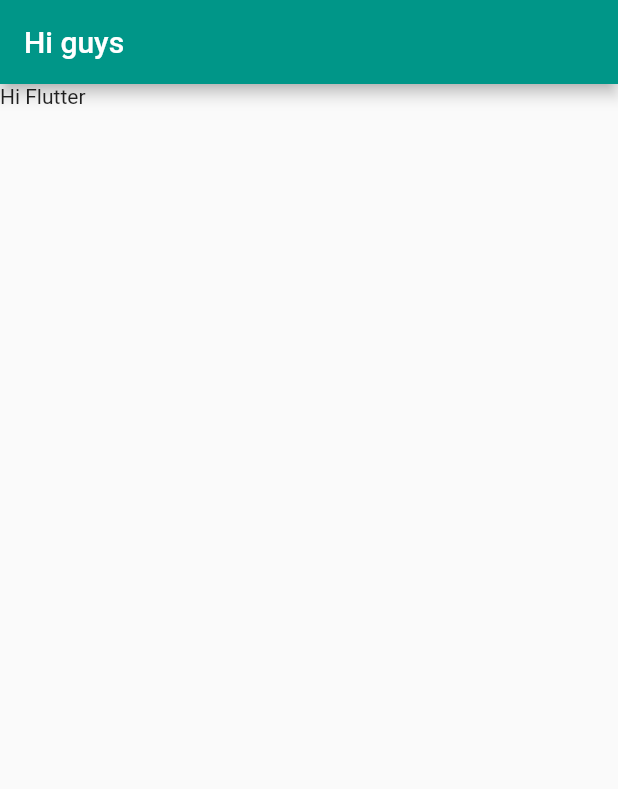
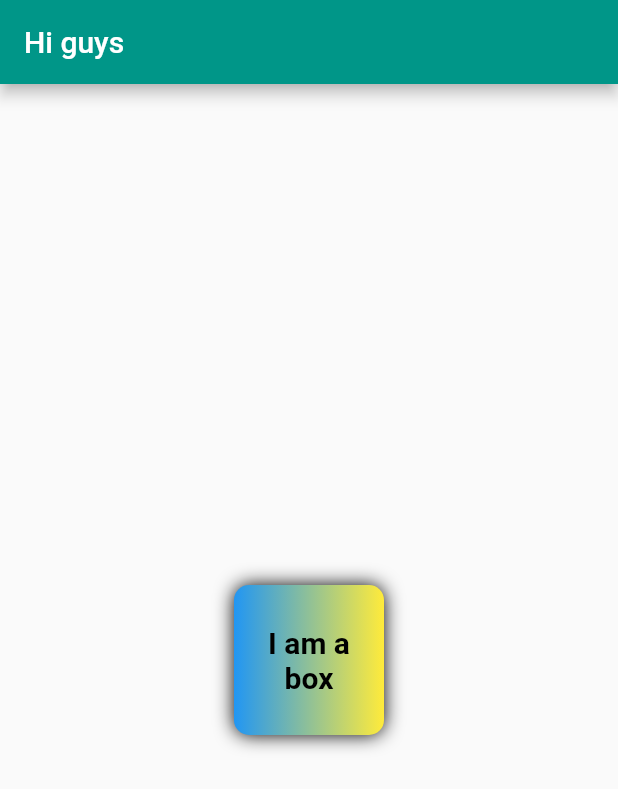
Before and after one commit to Chaeguevara/firstFlutter, a Flutter app: the screen it shows after launch, on a phone screen of 412 x 824 dp. Shown: the top 789 px of the screen. Run offline on Flutter 3.47's test engine with Material 2 defaults, Android fonts, the phone set to English and light mode, and no system bars.

Commit message:
Container & Text

```diff
--- a/lib/main.dart
+++ b/lib/main.dart
@@ -15,8 +15,35 @@ class HomePage extends StatelessWidget {
   Widget build(BuildContext context) {
     return Scaffold(
       appBar: AppBar(title: Text("Hi guys")),
-      body: Container(
-        child: Text("Hi Flutter"),
+      body: Center(
+        child: Container(
+          padding: const EdgeInsets.all(8),
+          width: 100,
+          height: 100,
+          decoration: BoxDecoration(
+              color: Colors.red,
+              borderRadius: BorderRadius.circular(10),
+              gradient: LinearGradient(colors: [
+                Colors.blue,
+                Colors.yellow,
+              ]),
+              boxShadow: [
+                BoxShadow(
+                  color: Colors.black,
+                  blurRadius: 10,
+                )
+              ]),
+          alignment: Alignment.center,
+          child: Text(
+            "I am a box",
+            textAlign: TextAlign.center,
+            style: TextStyle(
+              fontSize: 20,
+              color: Colors.black,
+              fontWeight: FontWeight.bold,
+            ),
+          ),
+        ),
       ),
     );
   }
```
